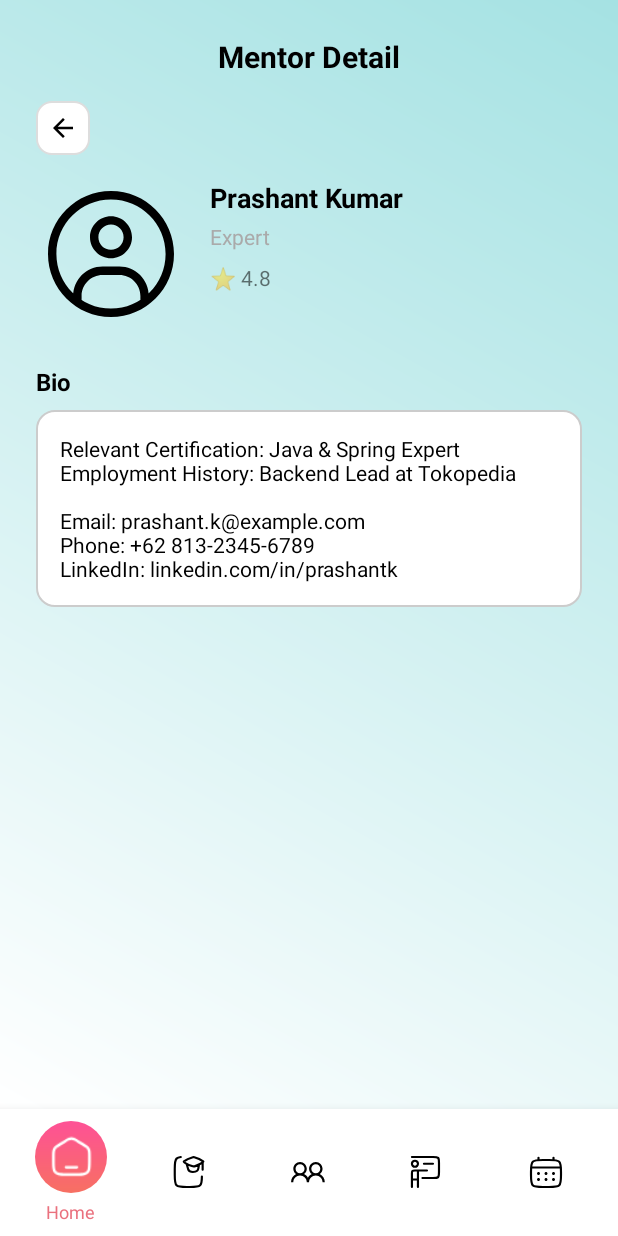
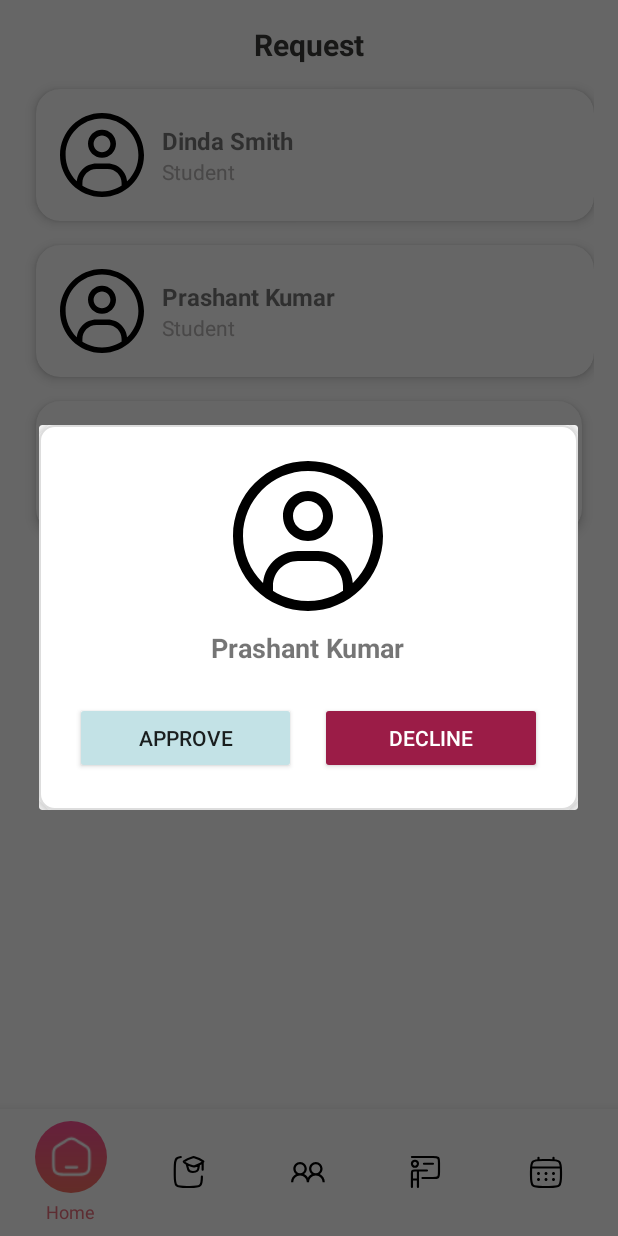
Before and after one commit to viltaylor/SheRaise, an Android app built with Jetpack Compose: the fragment RequestMentorFragment placed in its activity, after a tap on "Prashant Kumar", on a phone screen of 412 x 824 dp. Run offline under Robolectric (Android 15) with nearby library versions, the phone set to English and light mode, and no system bars.

Commit message:
request updated

```diff
--- a/app/src/main/java/com/example/sheraise/RequestMentorFragment.kt
+++ b/app/src/main/java/com/example/sheraise/RequestMentorFragment.kt
@@ -4,101 +4,122 @@ import android.os.Bundle
 import android.view.LayoutInflater
 import android.view.View
 import android.view.ViewGroup
+import android.widget.Button
+import android.widget.EditText
+import android.widget.ImageView
+import android.widget.RadioGroup
+import android.widget.TextView
+import android.widget.Toast
 import androidx.fragment.app.Fragment
 import androidx.recyclerview.widget.LinearLayoutManager
-import com.example.sheraise.adapter.MentorAdapter
-import com.example.sheraise.databinding.FragmentMentorBinding
-import com.example.sheraise.model.Mentor
+import com.example.sheraise.adapter.RequestAdapter
+import com.example.sheraise.databinding.FragmentRequestBinding
+import com.example.sheraise.model.Student
 
 class RequestMentorFragment : Fragment() {
-    private var _binding: FragmentMentorBinding? = null
+    private var _binding: FragmentRequestBinding? = null
     private val binding get() = _binding!!
 
-    private lateinit var mentorAdapter: MentorAdapter
+    private lateinit var requestAdapter: RequestAdapter
 
     override fun onCreateView(
         inflater: LayoutInflater, container: ViewGroup?,
         savedInstanceState: Bundle?
     ): View {
-        _binding = FragmentMentorBinding.inflate(inflater, container, false)
+        _binding = FragmentRequestBinding.inflate(inflater, container, false)
         return binding.root
     }
 
     override fun onViewCreated(view: View, savedInstanceState: Bundle?) {
         super.onViewCreated(view, savedInstanceState)
 
-        // Initialize MentorAdapter for full vertical list
-        mentorAdapter = MentorAdapter(
-            mentors = getDummyMentors(),
-            onDetailsClick = { mentor ->
-                val mentorDetailFragment = MentorDetailFragment.newInstance(mentor)
-                parentFragmentManager.beginTransaction()
-                    .replace(R.id.fragmentContainer, mentorDetailFragment)
-                    .addToBackStack(null)
-                    .commit()
-            },
-            isFullList = true // ✅ important to trigger full-list layout behavior
+        requestAdapter = RequestAdapter(
+            students = getDummyStudents(),
+            onDetailsClick = { student ->
+                showRequestPopup(student)
+            }
         )
 
         // Set up RecyclerView with vertical layout
-        binding.rvMentors.apply {
+        binding.rvRequest.apply {
             layoutManager = LinearLayoutManager(requireContext())
-            adapter = mentorAdapter
+            adapter = requestAdapter
         }
     }
 
     // Sample mentor data
-    private fun getDummyMentors(): List<Mentor> = listOf(
-        Mentor(
+    private fun getDummyStudents(): List<Student> = listOf(
+        Student(
             name = "Dinda Smith",
-            role = "Frontend Developer",
-            courseTitle = "Frontend Dev Course",
+            role = "Student",
             profileImageResId = R.drawable.user_logo,
-            tags = "Bachelor",
-            rating = 4.5f,
-            bio = """
-            Relevant Certification: Certified Web Developer
-            Employment History: Frontend Engineer at Gojek
-
-            Email: dinda.smith@example.com
-            Phone: +62 812-3456-7890
-            LinkedIn: linkedin.com/in/dindasmith
-        """.trimIndent(),
         ),
-        Mentor(
+        Student(
             name = "Prashant Kumar",
-            role = "Software Developer",
-            courseTitle = "Full Stack Bootcamp",
+            role = "Student",
             profileImageResId = R.drawable.user_logo,
-            tags = "Expert",
-            rating = 4.8f,
-            bio = """
-            Relevant Certification: Java & Spring Expert
-            Employment History: Backend Lead at Tokopedia
-
-            Email: prashant.k@example.com
-            Phone: +62 813-2345-6789
-            LinkedIn: linkedin.com/in/prashantk
-        """.trimIndent(),
         ),
-        Mentor(
+        Student(
             name = "Alisa Ray",
-            role = "UX Designer",
-            courseTitle = "Design Thinking Essentials",
+            role = "Student",
             profileImageResId = R.drawable.user_logo,
-            tags = "Specialist",
-            rating = 4.6f,
-            bio = """
-            Relevant Certification: UI/UX Mastery
-            Employment History: Senior UX Designer at Grab
-
-            Email: alisa.ray@example.com
-            Phone: +62 819-8765-4321
-            LinkedIn: linkedin.com/in/alisaray
-        """.trimIndent(),
         )
     )
 
+    private fun showRequestPopup(student: Student) {
+        val dialogView = layoutInflater.inflate(R.layout.dialog_request_action, null)
+        val dialog = androidx.appcompat.app.AlertDialog.Builder(requireContext())
+            .setView(dialogView)
+            .create()
+
+        val imgStudent = dialogView.findViewById<ImageView>(R.id.imgStudent)
+        val tvName = dialogView.findViewById<TextView>(R.id.tvStudentName)
+        val btnApprove = dialogView.findViewById<Button>(R.id.btnApprove)
+        val btnDecline = dialogView.findViewById<Button>(R.id.btnDecline)
+
+        imgStudent.setImageResource(student.profileImageResId)
+        tvName.text = student.name
+
+        btnApprove.setOnClickListener {
+            dialog.dismiss()
+        }
+
+        btnDecline.setOnClickListener {
+            dialog.dismiss()
+            showDeclineReasonPopup()
+        }
+
+        dialog.show()
+    }
+
+    private fun showDeclineReasonPopup() {
+        val declineView = layoutInflater.inflate(R.layout.dialog_decline_reason, null)
+        val declineDialog = androidx.appcompat.app.AlertDialog.Builder(requireContext())
+            .setView(declineView)
+            .create()
+
+        val radioGroup = declineView.findViewById<RadioGroup>(R.id.radioGroupReasons)
+        val etOther = declineView.findViewById<EditText>(R.id.etOtherReason)
+        val btnSubmit = declineView.findViewById<Button>(R.id.btnSubmitReason)
+
+        radioGroup.setOnCheckedChangeListener { _, checkedId ->
+            etOther.visibility = if (checkedId == R.id.radioOther) View.VISIBLE else View.GONE
+        }
+
+        btnSubmit.setOnClickListener {
+            val selectedReason = when (radioGroup.checkedRadioButtonId) {
+                R.id.radioSchedule -> "Schedule full"
+                R.id.radioNotCompatible -> "Not compatible"
+                R.id.radioOther -> etOther.text.toString()
+                else -> "No reason selected"
+            }
+
+            declineDialog.dismiss()
+            Toast.makeText(requireContext(), "Declined with reason: $selectedReason", Toast.LENGTH_SHORT).show()
+        }
+
+        declineDialog.show()
+    }
 
     override fun onDestroyView() {
         super.onDestroyView()
--- /dev/null
+++ b/app/src/main/java/com/example/sheraise/adapter/RequestAdapter.kt
@@ -0,0 +1,62 @@
+package com.example.sheraise.adapter
+
+import android.content.Context
+import android.view.LayoutInflater
+import android.view.View
+import android.view.ViewGroup
+import android.widget.*
+import androidx.recyclerview.widget.RecyclerView
+import com.example.sheraise.R
+import com.example.sheraise.model.Student
+
+class RequestAdapter(
+    private val students: List<Student>,
+    private val onDetailsClick: (Student) -> Unit
+) : RecyclerView.Adapter<RequestAdapter.StudentViewHolder>() {
+
+    inner class StudentViewHolder(itemView: View) : RecyclerView.ViewHolder(itemView) {
+        val imgProfile: ImageView = itemView.findViewById(R.id.imgProfile)
+        val textStudentName: TextView = itemView.findViewById(R.id.tvStudentName)
+        val textStudentRole: TextView = itemView.findViewById(R.id.tvStudentRole)
+        val btnShowDetails: Button? = itemView.findViewById(R.id.btnShowDetails)
+    }
+
+    override fun onCreateViewHolder(parent: ViewGroup, viewType: Int): StudentViewHolder {
+        val view = LayoutInflater.from(parent.context).inflate(R.layout.item_request, parent, false)
+        return StudentViewHolder(view)
+    }
+
+    private fun Context.dpToPx(dp: Int): Int {
+        return (dp * resources.displayMetrics.density).toInt()
+    }
+
+    override fun onBindViewHolder(holder: StudentViewHolder, position: Int) {
+        val student = students[position]
+
+        holder.textStudentName.text = student.name
+        holder.textStudentRole.text = student.role
+        holder.imgProfile.setImageResource(student.profileImageResId)
+
+        // Click listeners
+        holder.itemView.setOnClickListener {
+            onDetailsClick(student)
+        }
+
+        holder.btnShowDetails?.setOnClickListener {
+            onDetailsClick(student)
+        }
+
+        // Set margins
+        val context = holder.itemView.context
+        val layoutParams = holder.itemView.layoutParams as? ViewGroup.MarginLayoutParams
+        layoutParams?.let {
+            val sideMargin = context.dpToPx(8)
+            val edgePadding = context.dpToPx(8)
+            it.marginStart = if (position == 0) edgePadding else sideMargin
+            it.marginEnd = if (position == itemCount - 1) edgePadding else 0
+            holder.itemView.layoutParams = it
+        }
+    }
+
+    override fun getItemCount(): Int = students.size
+}
--- /dev/null
+++ b/app/src/main/java/com/example/sheraise/model/Student.kt
@@ -0,0 +1,11 @@
+package com.example.sheraise.model
+
+import android.os.Parcelable
+import kotlinx.parcelize.Parcelize
+
+@Parcelize
+data class Student(
+    val name: String,
+    val role: String,
+    val profileImageResId: Int,
+) : Parcelable
--- /dev/null
+++ b/app/src/main/res/layout/dialog_decline_reason.xml
@@ -0,0 +1,49 @@
+<LinearLayout xmlns:android="http://schemas.android.com/apk/res/android"
+    android:layout_width="300dp"
+    android:layout_height="wrap_content"
+    android:padding="24dp"
+    android:orientation="vertical"
+    android:background="@drawable/shadow_bg"
+    android:elevation="6dp">
+
+    <RadioGroup
+        android:id="@+id/radioGroupReasons"
+        android:layout_width="match_parent"
+        android:layout_height="wrap_content">
+
+        <RadioButton
+            android:id="@+id/radioSchedule"
+            android:layout_width="wrap_content"
+            android:layout_height="wrap_content"
+            android:text="Schedule full" />
+
+        <RadioButton
+            android:id="@+id/radioNotCompatible"
+            android:layout_width="wrap_content"
+            android:layout_height="wrap_content"
+            android:text="Not compatible" />
+
+        <RadioButton
+            android:id="@+id/radioOther"
+            android:layout_width="wrap_content"
+            android:layout_height="wrap_content"
+            android:text="Other" />
+    </RadioGroup>
+
+    <EditText
+        android:id="@+id/etOtherReason"
+        android:layout_width="match_parent"
+        android:layout_height="wrap_content"
+        android:hint="Type your reason"
+        android:visibility="gone"
+        android:layout_marginTop="12dp" />
+
+    <Button
+        android:id="@+id/btnSubmitReason"
+        android:layout_width="match_parent"
+        android:layout_height="wrap_content"
+        android:text="Submit"
+        android:layout_marginTop="20dp"
+        android:backgroundTint="#F9638C"
+        android:textColor="@android:color/white" />
+</LinearLayout>
--- /dev/null
+++ b/app/src/main/res/layout/dialog_request_action.xml
@@ -0,0 +1,54 @@
+<LinearLayout xmlns:android="http://schemas.android.com/apk/res/android"
+    android:layout_width="300dp"
+    android:layout_height="wrap_content"
+    android:padding="24dp"
+    android:orientation="vertical"
+    android:gravity="center"
+    android:background="@drawable/shadow_bg"
+    android:elevation="6dp">
+
+    <ImageView
+        android:id="@+id/imgStudent"
+        android:layout_width="100dp"
+        android:layout_height="100dp"
+        android:layout_marginBottom="12dp"
+        android:scaleType="centerCrop"
+        android:src="@drawable/user_logo" />
+
+    <TextView
+        android:id="@+id/tvStudentName"
+        android:layout_width="wrap_content"
+        android:layout_height="wrap_content"
+        android:text="Student Name"
+        android:textSize="18sp"
+        android:textStyle="bold"
+        android:layout_marginBottom="24dp" />
+
+    <LinearLayout
+        android:layout_width="match_parent"
+        android:layout_height="wrap_content"
+        android:orientation="horizontal"
+        android:gravity="center">
+
+        <Button
+            android:id="@+id/btnApprove"
+            android:layout_width="0dp"
+            android:layout_height="wrap_content"
+            android:layout_weight="1"
+            android:text="Approve"
+            android:backgroundTint="#C3E2E6" />
+
+        <Space
+            android:layout_width="16dp"
+            android:layout_height="wrap_content" />
+
+        <Button
+            android:id="@+id/btnDecline"
+            android:layout_width="0dp"
+            android:layout_height="wrap_content"
+            android:layout_weight="1"
+            android:text="Decline"
+            android:textColor="@android:color/white"
+            android:backgroundTint="#9B1C47" />
+    </LinearLayout>
+</LinearLayout>
--- /dev/null
+++ b/app/src/main/res/layout/fragment_request.xml
@@ -0,0 +1,40 @@
+<?xml version="1.0" encoding="utf-8"?>
+<LinearLayout xmlns:android="http://schemas.android.com/apk/res/android"
+    xmlns:app="http://schemas.android.com/apk/res-auto"
+    android:id="@+id/requestFragment"
+    android:layout_width="match_parent"
+    android:layout_height="match_parent"
+    android:orientation="vertical"
+    android:background="@color/white"
+    android:padding="16dp">
+
+    <!-- Top Bar -->
+    <LinearLayout
+        android:layout_width="match_parent"
+        android:layout_height="wrap_content"
+        android:orientation="horizontal"
+        android:gravity="center_vertical"
+        android:paddingBottom="8dp">
+
+        <TextView
+            android:layout_width="0dp"
+            android:layout_height="wrap_content"
+            android:layout_weight="1"
+            android:text="Request"
+            android:textSize="20sp"
+            android:textColor="@color/black2"
+            android:textStyle="bold"
+            android:gravity="center" />
+    </LinearLayout>
+
+    <!-- RecyclerView for mentor cards -->
+    <androidx.recyclerview.widget.RecyclerView
+        android:id="@+id/rvRequest"
+        android:layout_width="match_parent"
+        android:layout_height="0dp"
+        android:layout_weight="1"
+        android:clipToPadding="false"
+        android:paddingTop="8dp"
+        android:paddingBottom="8dp" />
+
+</LinearLayout>
--- /dev/null
+++ b/app/src/main/res/layout/item_request.xml
@@ -0,0 +1,50 @@
+<?xml version="1.0" encoding="utf-8"?>
+<androidx.cardview.widget.CardView xmlns:android="http://schemas.android.com/apk/res/android"
+    xmlns:app="http://schemas.android.com/apk/res-auto"
+    android:layout_width="match_parent"
+    android:layout_height="wrap_content"
+    android:layout_marginBottom="16dp"
+    app:cardElevation="4dp"
+    app:cardCornerRadius="16dp">
+
+    <LinearLayout
+        android:layout_width="match_parent"
+        android:layout_height="wrap_content"
+        android:orientation="horizontal"
+        android:padding="16dp"
+        android:gravity="center_vertical">
+
+        <ImageView
+            android:id="@+id/imgProfile"
+            android:layout_width="56dp"
+            android:layout_height="56dp"
+            android:scaleType="centerCrop"
+            android:src="@drawable/user_logo" />
+
+        <LinearLayout
+            android:layout_width="0dp"
+            android:layout_height="wrap_content"
+            android:layout_weight="1"
+            android:orientation="vertical"
+            android:layout_marginStart="12dp">
+
+            <TextView
+                android:id="@+id/tvStudentName"
+                android:layout_width="wrap_content"
+                android:layout_height="wrap_content"
+                android:text="Clara Mentos"
+                android:textStyle="bold"
+                android:textSize="16sp" />
+
+            <TextView
+                android:id="@+id/tvStudentRole"
+                android:layout_width="wrap_content"
+                android:layout_height="wrap_content"
+                android:text="Student"
+                android:textSize="14sp"
+                android:textColor="@color/grey" />
+
+        </LinearLayout>
+
+    </LinearLayout>
+</androidx.cardview.widget.CardView>
```
